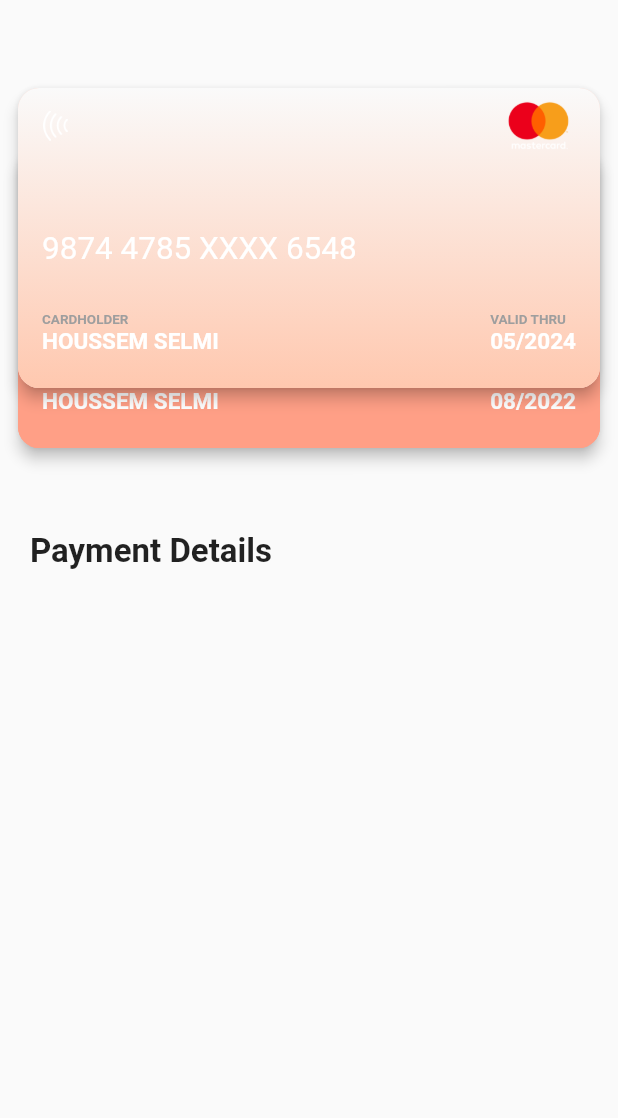
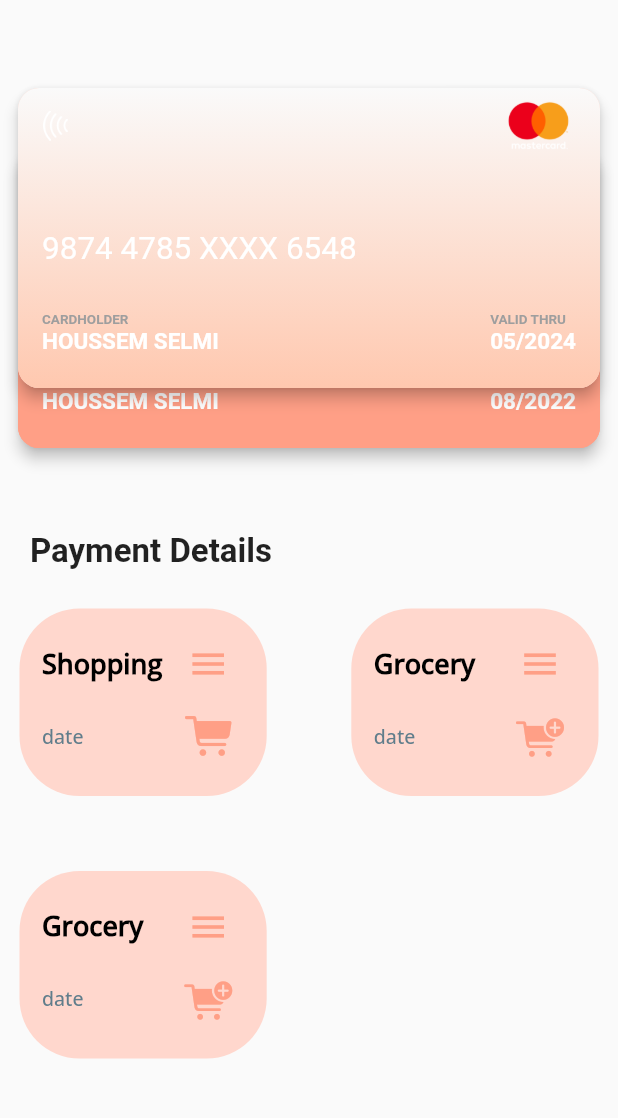
Before and after one commit to Akib7/finance-mobile-app, a Flutter app: the TopTabBar screen opened directly, on a phone screen of 412 x 824 dp, the part 92-1210 px from its top. Run offline on Flutter 3.47's test engine with Material 2 defaults, Android fonts, the phone set to English and light mode, and no system bars; drawn by our look-alikes of buttons_tabbar; our stand-ins replace cloud_firestore, firebase_auth, firebase_core, get, image_picker, persistent_bottom_nav_bar; accounts and stored records are empty; network calls fail; Roboto replaces fonts that are missing (CourrierPrime).

Commit message:
working on the payment details page containers

```diff
--- a/lib/widgets/credit_card_page.dart
+++ b/lib/widgets/credit_card_page.dart
@@ -1,4 +1,5 @@
 import 'package:finance_mobile_app/widgets/constants.dart';
+import 'package:flutter/cupertino.dart';
 import 'package:flutter/material.dart';
 
 import 'small_containers.dart';
@@ -50,10 +51,25 @@ class CreditCardsPage extends StatelessWidget {
                   ),
                 ),
               ),
+              Row(
+                mainAxisAlignment: MainAxisAlignment.spaceBetween,
+                children: [
+                  SmallContainers(
+                    text: 'Shopping',
+                    ontap: () {},
+                    icon: CupertinoIcons.cart_fill,
+                  ),
+                  SmallContainers(
+                    text: 'Grocery',
+                    ontap: () {},
+                    icon: CupertinoIcons.cart_fill_badge_plus,
+                  ),
+                ],
+              ),
               SmallContainers(
-                text: 'Shopping',
+                text: 'Grocery',
                 ontap: () {},
-                icon: null,
+                icon: CupertinoIcons.cart_fill_badge_plus,
               ),
             ],
           ),
--- a/lib/widgets/small_containers.dart
+++ b/lib/widgets/small_containers.dart
@@ -17,20 +17,19 @@ class SmallContainers extends StatelessWidget {
     return GestureDetector(
       onTap: ontap,
       child: Padding(
-        padding: const EdgeInsets.symmetric(
-            vertical: defaultPadding * 29.5, horizontal: 22),
+        padding: const EdgeInsets.symmetric(vertical: 25, horizontal: 5),
         child: Stack(
           children: [
             Container(
               height: 125,
-              width: width / 2.3,
+              width: width / 2.5,
               decoration: BoxDecoration(
                 color: signup_color,
                 borderRadius: BorderRadius.circular(40),
               ),
-            ),
-            Padding(
-              padding: const EdgeInsets.symmetric(vertical: 38, horizontal: 65),
+              child: Padding(
+                padding:
+                    const EdgeInsets.symmetric(vertical: 13, horizontal: 15),
                 child: Column(
                   children: [
                     Row(
@@ -49,7 +48,7 @@ class SmallContainers extends StatelessWidget {
                           onPressed: () {},
                           icon: const Icon(
                             Icons.menu,
-                          size: 12,
+                            size: 28,
                             color: login_color,
                           ),
                         )
@@ -58,11 +57,11 @@ class SmallContainers extends StatelessWidget {
                     Row(
                       mainAxisAlignment: MainAxisAlignment.spaceBetween,
                       children: [
-                      Text(
-                        '$now',
-                        style: const TextStyle(
+                        const Text(
+                          'date',
+                          style: TextStyle(
                             color: Colors.blueGrey,
-                          fontSize: 8,
+                            fontSize: 13,
                             fontFamily: 'OpenSans',
                           ),
                         ),
@@ -70,7 +69,7 @@ class SmallContainers extends StatelessWidget {
                           onPressed: () {},
                           icon: Icon(
                             icon,
-                          size: 12,
+                            size: 32,
                             color: login_color,
                           ),
                         )
@@ -79,6 +78,7 @@ class SmallContainers extends StatelessWidget {
                   ],
                 ),
               ),
+            ),
           ],
         ),
       ),
```
Lines whose indentation alone changed are shown as unchanged.
